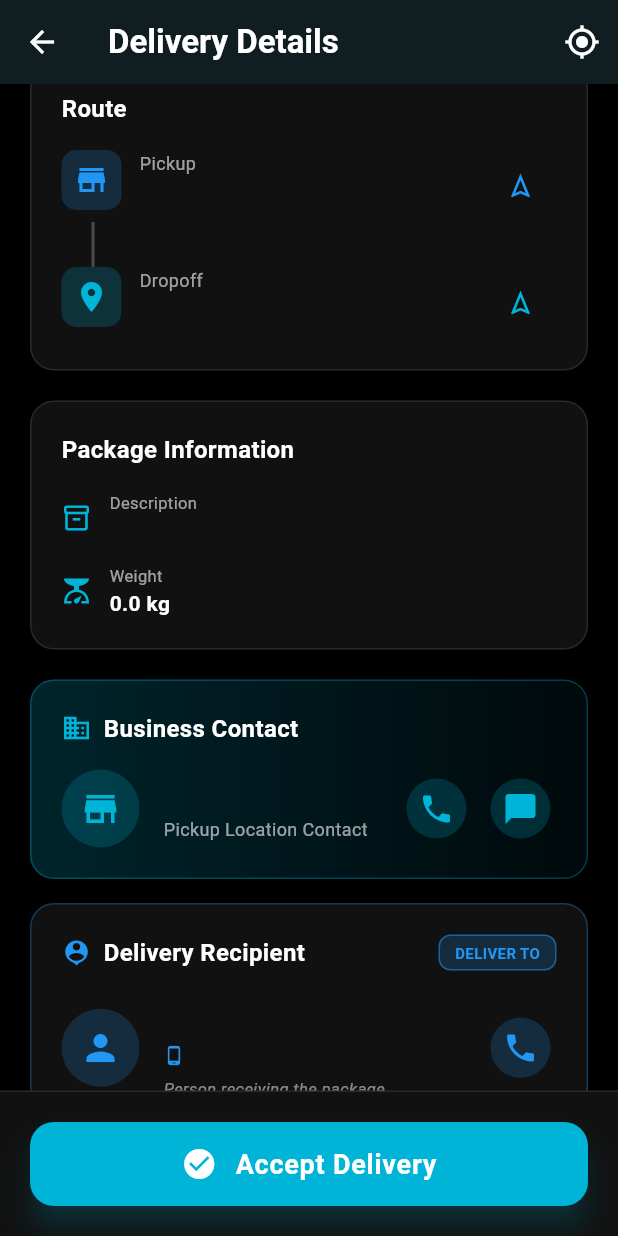
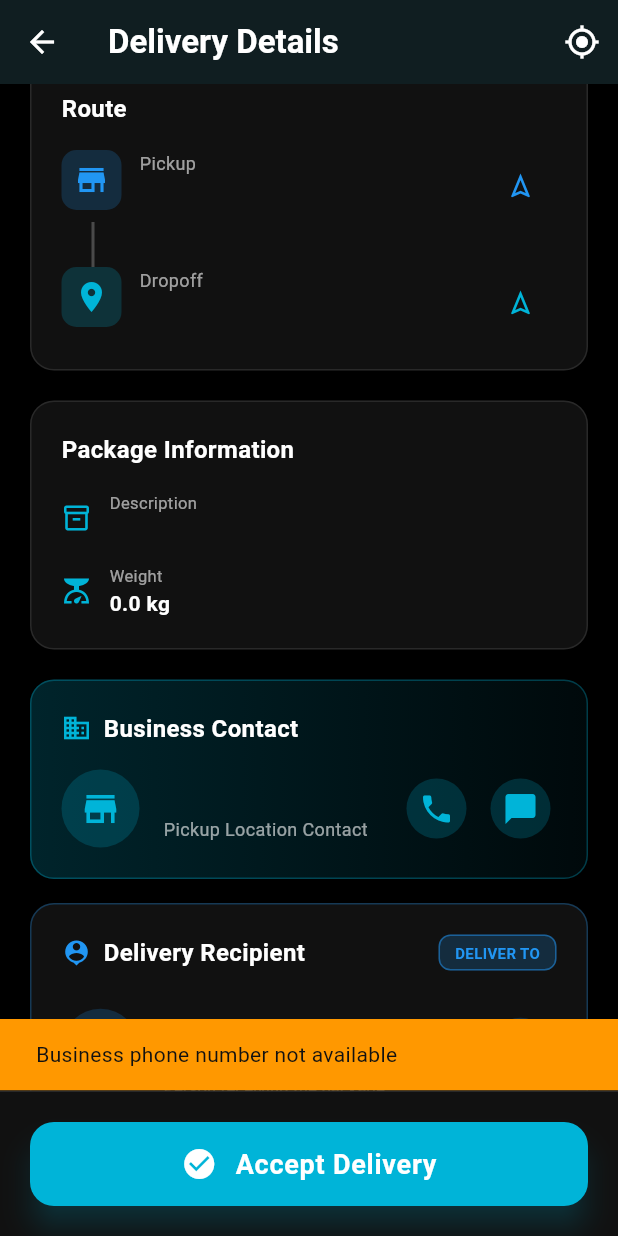
Before and after one commit to josephokero/sureboda-mpesa, a Flutter app: the DeliveryDetailsScreen screen opened directly with empty values, scrolled down 576 dp, after a tap on the "phone" icon, on a phone screen of 412 x 824 dp. Run offline on Flutter 3.47's test engine with Material 3 defaults, Android fonts, the phone set to English and light mode, and no system bars; our stand-ins replace cloud_firestore, cloud_functions, firebase_auth, firebase_core, flutter_map, geocoding and 3 more; accounts and stored records are empty; network calls fail.

Commit message:
Feat: Add phone call functionality - Business contact phone button now makes actual calls - Fetches business phone from Firestore - Recipient phone button calls recipient directly - Error handling for missing phone numbers - Uses url_launcher for tel: protocol

```diff
--- a/lib/screens/rider/delivery_details_screen.dart
+++ b/lib/screens/rider/delivery_details_screen.dart
@@ -4,6 +4,7 @@
 import 'package:latlong2/latlong.dart';
 import 'package:geolocator/geolocator.dart';
 import 'package:http/http.dart' as http;
+import 'package:url_launcher/url_launcher.dart';
 import 'dart:convert';
 import '../../models/delivery_model.dart';
 import '../../models/user_model.dart';
@@ -111,6 +112,34 @@
       ];
       _isLoadingRoute = false;
     });
+  }
+
+  Future<void> _makePhoneCall(String phoneNumber, String contactName) async {
+    final Uri phoneUri = Uri(scheme: 'tel', path: phoneNumber);
+
+    try {
+      if (await canLaunchUrl(phoneUri)) {
+        await launchUrl(phoneUri);
+      } else {
+        if (mounted) {
+          ScaffoldMessenger.of(context).showSnackBar(
+            SnackBar(
+              content: Text('Cannot make call to $contactName'),
+              backgroundColor: Colors.red,
+            ),
+          );
+        }
+      }
+    } catch (e) {
+      if (mounted) {
+        ScaffoldMessenger.of(context).showSnackBar(
+          SnackBar(
+            content: Text('Error: Unable to call $phoneNumber'),
+            backgroundColor: Colors.red,
+          ),
+        );
+      }
+    }
   }
 
   @override
@@ -673,7 +702,40 @@
                     ),
                   ),
                   IconButton(
-                    onPressed: () {},
+                    onPressed: () async {
+                      // Fetch business phone number from Firestore
+                      try {
+                        final businessDoc = await FirebaseFirestore.instance
+                            .collection('users')
+                            .doc(widget.delivery.businessId)
+                            .get();
+
+                        if (businessDoc.exists) {
+                          final businessPhone = businessDoc.data()?['phoneNumber'] as String?;
+                          if (businessPhone != null && businessPhone.isNotEmpty) {
+                            _makePhoneCall(businessPhone, widget.delivery.businessName);
+                          } else {
+                            if (mounted) {
+                              ScaffoldMessenger.of(context).showSnackBar(
+                                const SnackBar(
+                                  content: Text('Business phone number not available'),
+                                  backgroundColor: Colors.orange,
+                                ),
+                              );
+                            }
+                          }
+                        }
+                      } catch (e) {
+                        if (mounted) {
+                          ScaffoldMessenger.of(context).showSnackBar(
+                            SnackBar(
+                              content: Text('Error: $e'),
+                              backgroundColor: Colors.red,
+                            ),
+                          );
+                        }
+                      }
+                    },
                     icon: Icon(Icons.phone, color: AppColors.accent, size: 24),
                     style: IconButton.styleFrom(
                       backgroundColor: AppColors.accent.withOpacity(0.2),
@@ -800,7 +862,12 @@
                     ),
                   ),
                   IconButton(
-                    onPressed: () {},
+                    onPressed: () {
+                      _makePhoneCall(
+                        widget.delivery.recipientPhone,
+                        widget.delivery.recipientName,
+                      );
+                    },
                     icon: const Icon(Icons.phone, color: Colors.blue, size: 24),
                     style: IconButton.styleFrom(
                       backgroundColor: Colors.blue.withOpacity(0.2),
```
